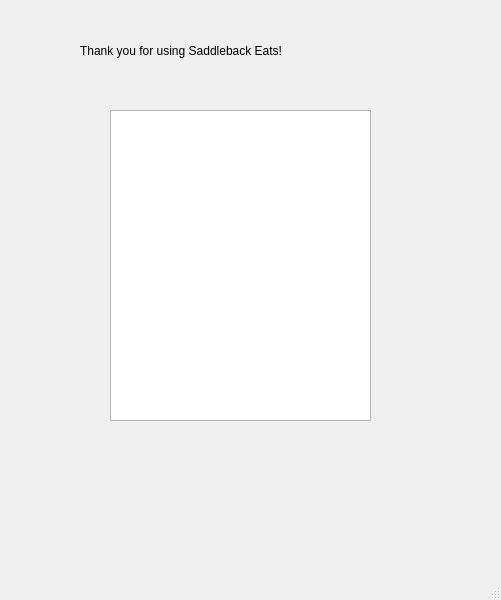
First picture: the form in receipt.ui, repository DannyCamacho/SaddlebackEats, before the edit.
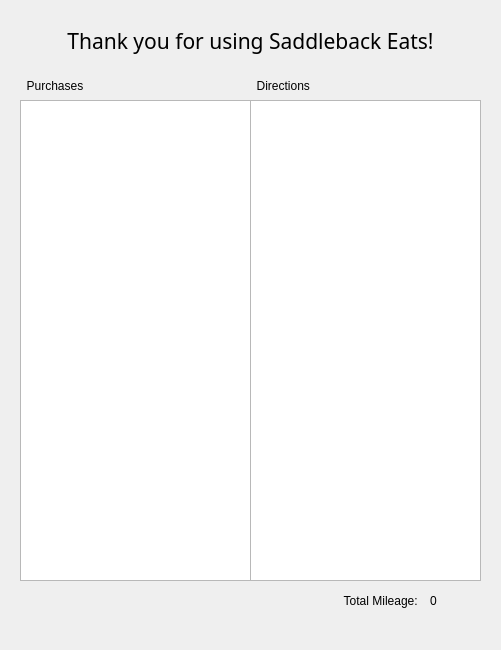
Second picture: the form after the edit.

What changed in the file:
```diff
--- a/receipt.ui
+++ b/receipt.ui
@@ -7,7 +7,7 @@
     <x>0</x>
     <y>0</y>
     <width>501</width>
-    <height>600</height>
+    <height>650</height>
    </rect>
   </property>
   <property name="windowTitle">
@@ -17,23 +17,32 @@
    <widget class="QLabel" name="label">
     <property name="geometry">
      <rect>
-      <x>80</x>
-      <y>30</y>
-      <width>301</width>
+      <x>20</x>
+      <y>20</y>
+      <width>461</width>
       <height>41</height>
      </rect>
     </property>
+    <property name="font">
+     <font>
+      <family>Bahnschrift</family>
+      <pointsize>16</pointsize>
+     </font>
+    </property>
     <property name="text">
      <string>Thank you for using Saddleback Eats!</string>
     </property>
+    <property name="alignment">
+     <set>Qt::AlignCenter</set>
+    </property>
    </widget>
    <widget class="QFrame" name="frame">
     <property name="geometry">
      <rect>
-      <x>110</x>
-      <y>110</y>
-      <width>261</width>
-      <height>311</height>
+      <x>20</x>
+      <y>100</y>
+      <width>231</width>
+      <height>481</height>
      </rect>
     </property>
     <property name="frameShape">
@@ -47,24 +56,94 @@
       <rect>
        <x>0</x>
        <y>0</y>
-       <width>261</width>
-       <height>311</height>
+       <width>231</width>
+       <height>481</height>
       </rect>
      </property>
     </widget>
    </widget>
+   <widget class="QFrame" name="frame_2">
+    <property name="geometry">
+     <rect>
+      <x>250</x>
+      <y>100</y>
+      <width>231</width>
+      <height>481</height>
+     </rect>
+    </property>
+    <property name="frameShape">
+     <enum>QFrame::StyledPanel</enum>
+    </property>
+    <property name="frameShadow">
+     <enum>QFrame::Raised</enum>
+    </property>
+    <widget class="QTableView" name="tableView_2">
+     <property name="geometry">
+      <rect>
+       <x>0</x>
+       <y>0</y>
+       <width>231</width>
+       <height>481</height>
+      </rect>
+     </property>
+    </widget>
+   </widget>
+   <widget class="QLabel" name="label_2">
+    <property name="geometry">
+     <rect>
+      <x>20</x>
+      <y>76</y>
+      <width>231</width>
+      <height>20</height>
+     </rect>
+    </property>
+    <property name="text">
+     <string>  Purchases</string>
+    </property>
+   </widget>
+   <widget class="QLabel" name="label_3">
+    <property name="geometry">
+     <rect>
+      <x>250</x>
+      <y>76</y>
+      <width>231</width>
+      <height>20</height>
+     </rect>
+    </property>
+    <property name="text">
+     <string>  Directions</string>
+    </property>
+   </widget>
+   <widget class="QLabel" name="label_4">
+    <property name="geometry">
+     <rect>
+      <x>260</x>
+      <y>590</y>
+      <width>161</width>
+      <height>21</height>
+     </rect>
+    </property>
+    <property name="text">
+     <string>  Total Mileage: </string>
+    </property>
+    <property name="alignment">
+     <set>Qt::AlignRight|Qt::AlignTrailing|Qt::AlignVCenter</set>
+    </property>
+   </widget>
+   <widget class="QLabel" name="label_5">
+    <property name="geometry">
+     <rect>
+      <x>430</x>
+      <y>590</y>
+      <width>51</width>
+      <height>21</height>
+     </rect>
+    </property>
+    <property name="text">
+     <string>0</string>
+    </property>
+   </widget>
   </widget>
-  <widget class="QMenuBar" name="menubar">
-   <property name="geometry">
-    <rect>
-     <x>0</x>
-     <y>0</y>
-     <width>501</width>
-     <height>21</height>
-    </rect>
-   </property>
-  </widget>
-  <widget class="QStatusBar" name="statusbar"/>
  </widget>
  <resources/>
  <connections/>
```
